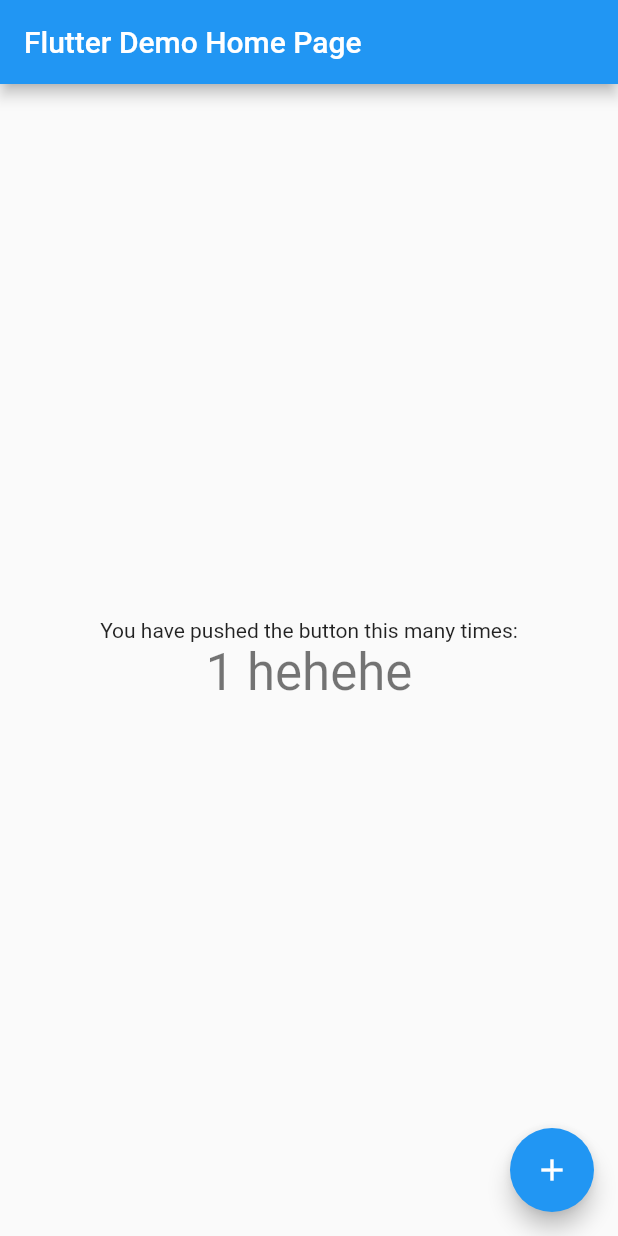
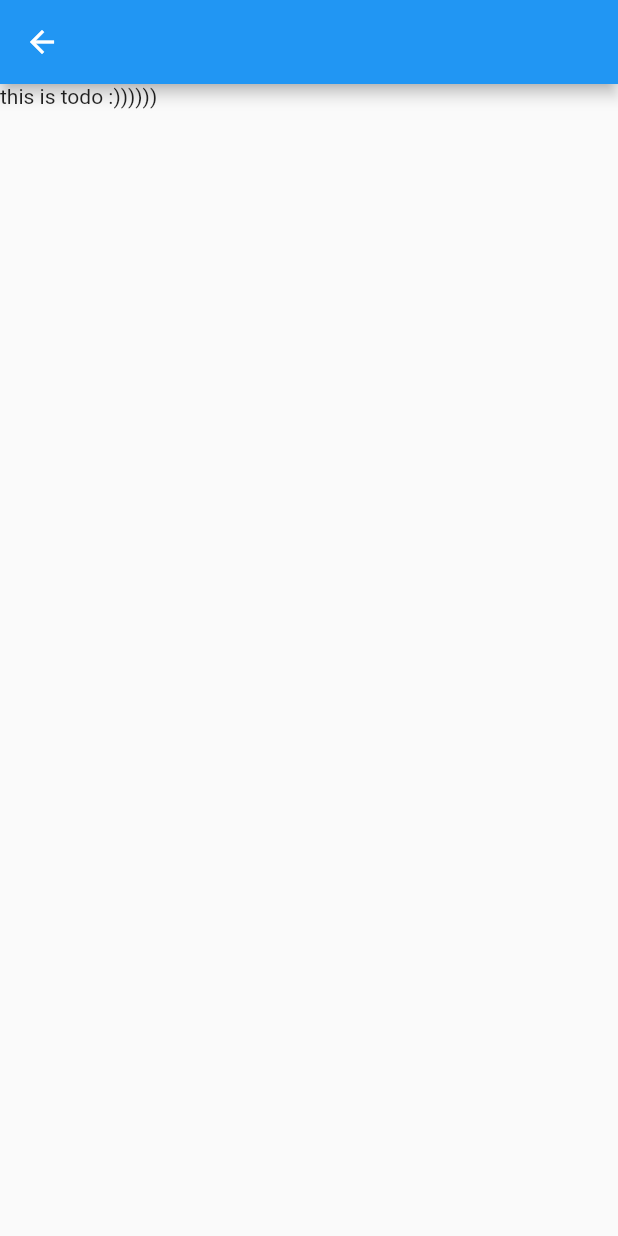
Before and after one commit to gu-tig169-ht21/gusskinsa, a Flutter app: the screen it shows after launch, after a tap on the "add" icon, on a phone screen of 412 x 824 dp. Run offline on Flutter 3.47's test engine with Material 2 defaults, Android fonts, the phone set to English and light mode, and no system bars.

Commit message:
updated-mainpage

```diff
--- a/lib/main.dart
+++ b/lib/main.dart
@@ -7,40 +7,22 @@ void main() {
 class MyApp extends StatelessWidget {
   const MyApp({Key? key}) : super(key: key);
 
-  // This widget is the root of your application.
   @override
   Widget build(BuildContext context) {
     return MaterialApp(
-      title: 'Flutter Demo',
+      title: 'Steg1',
       theme: ThemeData(
-        // This is the theme of your application.
-        //
-        // Try running your application with "flutter run". You'll see the
-        // application has a blue toolbar. Then, without quitting the app, try
-        // changing the primarySwatch below to Colors.green and then invoke
-        // "hot reload" (press "r" in the console where you ran "flutter run",
-        // or simply save your changes to "hot reload" in a Flutter IDE).
-        // Notice that the counter didn't reset back to zero; the application
-        // is not restarted.
         primarySwatch: Colors.blue,
       ),
-      home: const MyHomePage(title: 'Flutter Demo Home Page'),
+      home: const MyHomePage(
+        title: 'TIG169 TODO',
+      ),
     );
   }
 }
 
 class MyHomePage extends StatefulWidget {
   const MyHomePage({Key? key, required this.title}) : super(key: key);
-
-  // This widget is the home page of your application. It is stateful, meaning
-  // that it has a State object (defined below) that contains fields that affect
-  // how it looks.
-
-  // This class is the configuration for the state. It holds the values (in this
-  // case the title) provided by the parent (in this case the App widget) and
-  // used by the build method of the State. Fields in a Widget subclass are
-  // always marked "final".
-
   final String title;
 
   @override
@@ -48,68 +30,95 @@ class MyHomePage extends StatefulWidget {
 }
 
 class _MyHomePageState extends State<MyHomePage> {
-  int _counter = 0;
-
+/*
   void _incrementCounter() {
-    setState(() {
-      // This call to setState tells the Flutter framework that something has
-      // changed in this State, which causes it to rerun the build method below
-      // so that the display can reflect the updated values. If we changed
-      // _counter without calling setState(), then the build method would not be
-      // called again, and so nothing would appear to happen.
-      _counter++;
-    });
+    setState(() {});
   }
+*/
 
   @override
   Widget build(BuildContext context) {
-    // This method is rerun every time setState is called, for instance as done
-    // by the _incrementCounter method above.
-    //
-    // The Flutter framework has been optimized to make rerunning build methods
-    // fast, so that you can just rebuild anything that needs updating rather
-    // than having to individually change instances of widgets.
     return Scaffold(
       appBar: AppBar(
-        // Here we take the value from the MyHomePage object that was created by
-        // the App.build method, and use it to set our appbar title.
+        centerTitle: true,
         title: Text(widget.title),
       ),
       body: Center(
-        // Center is a layout widget. It takes a single child and positions it
-        // in the middle of the parent.
-        child: Column(
-          // Column is also a layout widget. It takes a list of children and
-          // arranges them vertically. By default, it sizes itself to fit its
-          // children horizontally, and tries to be as tall as its parent.
-          //
-          // Invoke "debug painting" (press "p" in the console, choose the
-          // "Toggle Debug Paint" action from the Flutter Inspector in Android
-          // Studio, or the "Toggle Debug Paint" command in Visual Studio Code)
-          // to see the wireframe for each widget.
-          //
-          // Column has various properties to control how it sizes itself and
-          // how it positions its children. Here we use mainAxisAlignment to
-          // center the children vertically; the main axis here is the vertical
-          // axis because Columns are vertical (the cross axis would be
-          // horizontal).
-          mainAxisAlignment: MainAxisAlignment.center,
+        child: ListView(
           children: <Widget>[
-            const Text(
-              'You have pushed the button this many times:',
-            ),
-            Text(
-              '$_counter hehehe',
-              style: Theme.of(context).textTheme.headline4,
-            ),
+            _item('FlutterApp'),
+            _item('FlutterApp'),
+            _item('FlutterApp'),
+            _itemTrue('FlutterApp'),
+            _item('FlutterApp'),
+            _item('FlutterApp'),
+            _item('FlutterApp'),
+            _item('FlutterApp'),
+            _item('FlutterApp'),
+            _item('FlutterApp'),
+            _item('FlutterApp'),
+            _item('FlutterApp'),
           ],
         ),
       ),
       floatingActionButton: FloatingActionButton(
-        onPressed: _incrementCounter,
-        tooltip: 'Increment',
+        onPressed: () {
+          Navigator.push(
+              context, MaterialPageRoute(builder: (context) => SecondView()));
+        },
         child: const Icon(Icons.add),
-      ), // This trailing comma makes auto-formatting nicer for build methods.
+      ),
+    );
+  }
+
+  Widget _item(todo) {
+    return Card(
+      child: ListTile(
+        leading: Checkbox(
+          value: false,
+          onChanged: (val) {},
+        ),
+        title: Text(todo),
+        trailing: IconButton(
+          onPressed: () {},
+          icon: Icon(Icons.close),
+        ),
+      ),
+    );
+  }
+
+  //Temporary
+  Widget _itemTrue(todo) {
+    return Card(
+      child: ListTile(
+        leading: Checkbox(
+          value: true,
+          onChanged: (val) {},
+        ),
+        title: Text(
+          todo,
+          style: TextStyle(decoration: TextDecoration.lineThrough),
+        ),
+        trailing: IconButton(
+          onPressed: () {},
+          icon: Icon(Icons.close),
+        ),
+      ),
     );
   }
 }
+
+class SecondView extends StatelessWidget {
+  Widget build(BuildContext) {
+    return Scaffold(
+      appBar: AppBar(),
+      body: _taskTODO(),
+    );
+  }
+
+  Widget _taskTODO() {
+    return Container(
+      child: Text('this is todo :))))))'),
+    );
+  }
+}
```
